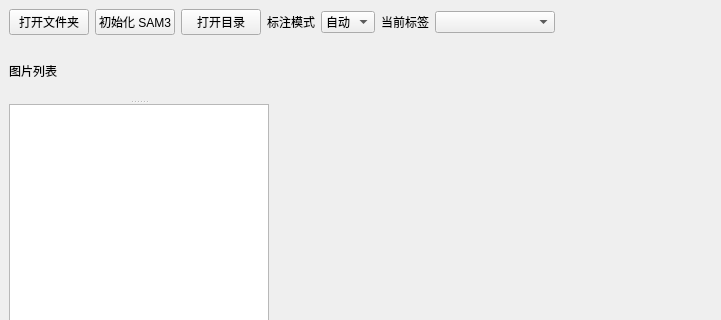
The window that app/MainWindow.ui (HaiwenMeng/SemiAutoAnnoSoftware) describes before a commit, drawn with Qt 5; both pictures show x 0 to 721 and y 0 to 320 of the 1180 by 760 pixel window.
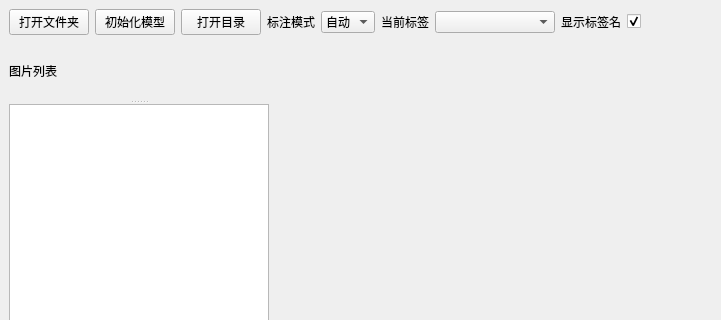
The same window after the commit. Custom widgets are drawn as their Qt base class.

Patch:
```diff
--- a/app/MainWindow.ui
+++ b/app/MainWindow.ui
@@ -29,7 +29,7 @@
         <item>
          <widget class="QPushButton" name="initButton">
           <property name="text">
-           <string>初始化 SAM3</string>
+           <string>初始化模型</string>
           </property>
          </widget>
         </item>
@@ -78,6 +78,23 @@
           </property>
          </widget>
         </item>
+        <item>
+         <widget class="QLabel" name="label_4">
+          <property name="text">
+           <string>显示标签名</string>
+          </property>
+         </widget>
+        </item>
+        <item>
+         <widget class="QCheckBox" name="checkBox_HideLabel">
+          <property name="text">
+           <string/>
+          </property>
+          <property name="checked">
+           <bool>true</bool>
+          </property>
+         </widget>
+        </item>
         <item>
          <spacer name="toolbarSpacer">
           <property name="orientation">
```
Left out of the diff: 2 changed lines with no effect on the pictures.
